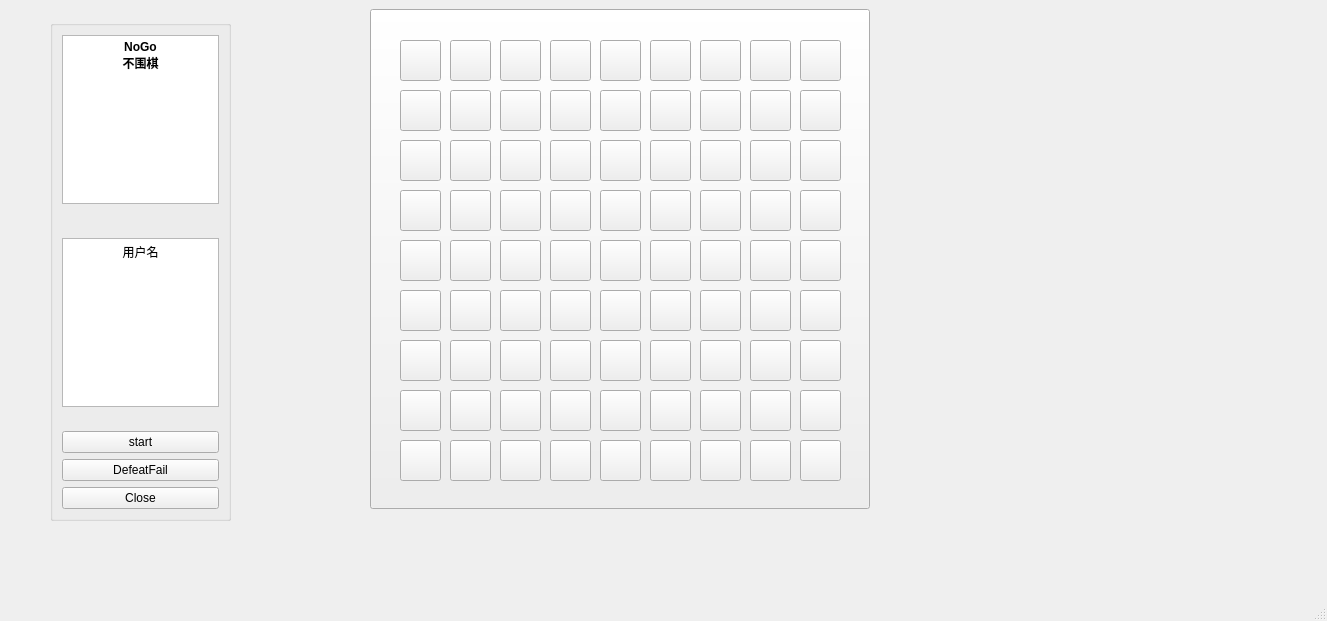
Qt form mainwindow.ui (Liyh04/2205) before a commit.
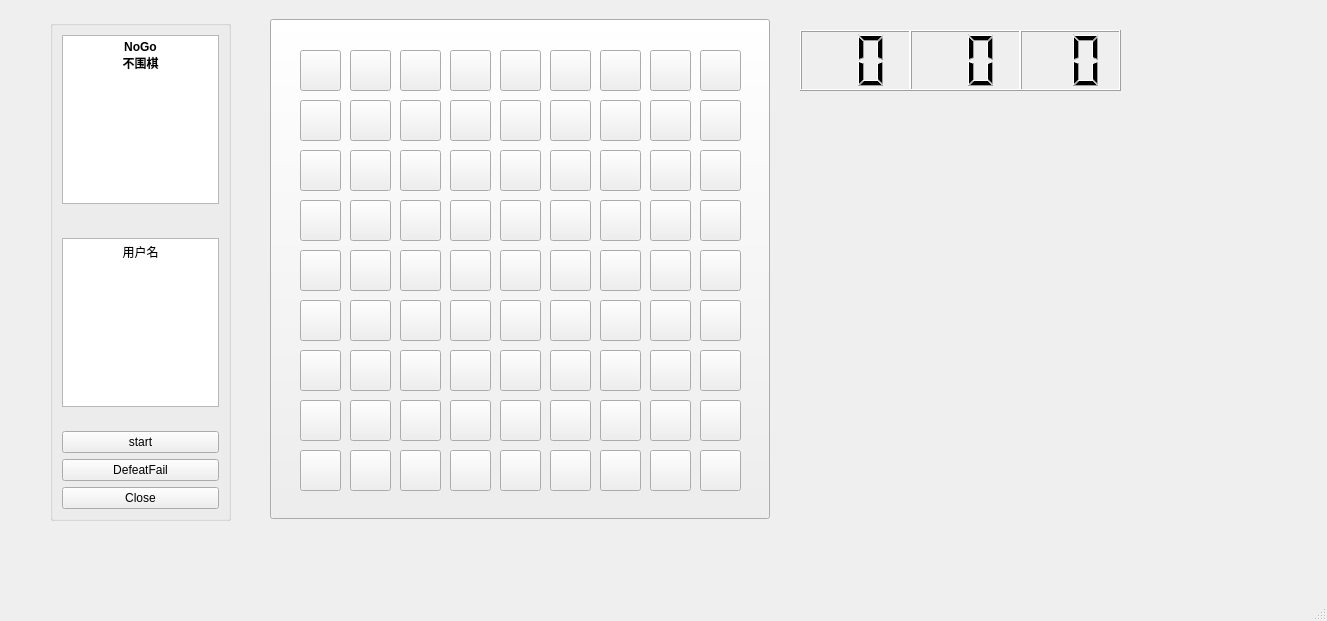
The same form after that commit. Icons and pictures are not drawn.

```diff
--- a/mainwindow.ui
+++ b/mainwindow.ui
@@ -17,8 +17,8 @@
    <widget class="QPushButton" name="qipan">
     <property name="geometry">
      <rect>
-      <x>370</x>
-      <y>9</y>
+      <x>270</x>
+      <y>19</y>
       <width>500</width>
       <height>500</height>
      </rect>
@@ -33,8 +33,8 @@
    <widget class="QPushButton" name="A1">
     <property name="geometry">
      <rect>
-      <x>400</x>
-      <y>40</y>
+      <x>300</x>
+      <y>50</y>
       <width>41</width>
       <height>41</height>
      </rect>
@@ -58,8 +58,8 @@
    <widget class="QPushButton" name="A2">
     <property name="geometry">
      <rect>
-      <x>450</x>
-      <y>40</y>
+      <x>350</x>
+      <y>50</y>
       <width>41</width>
       <height>41</height>
      </rect>
@@ -74,8 +74,8 @@
    <widget class="QPushButton" name="A3">
     <property name="geometry">
      <rect>
-      <x>500</x>
-      <y>40</y>
+      <x>400</x>
+      <y>50</y>
       <width>41</width>
       <height>41</height>
      </rect>
@@ -90,8 +90,8 @@
    <widget class="QPushButton" name="A4">
     <property name="geometry">
      <rect>
-      <x>550</x>
-      <y>40</y>
+      <x>450</x>
+      <y>50</y>
       <width>41</width>
       <height>41</height>
      </rect>
@@ -106,8 +106,8 @@
    <widget class="QPushButton" name="A5">
     <property name="geometry">
      <rect>
-      <x>600</x>
-      <y>40</y>
+      <x>500</x>
+      <y>50</y>
       <width>41</width>
       <height>41</height>
      </rect>
@@ -122,8 +122,8 @@
    <widget class="QPushButton" name="A6">
     <property name="geometry">
      <rect>
-      <x>650</x>
-      <y>40</y>
+      <x>550</x>
+      <y>50</y>
       <width>41</width>
       <height>41</height>
      </rect>
@@ -138,8 +138,8 @@
    <widget class="QPushButton" name="A7">
     <property name="geometry">
      <rect>
-      <x>700</x>
-      <y>40</y>
+      <x>600</x>
+      <y>50</y>
       <width>41</width>
       <height>41</height>
      </rect>
@@ -154,8 +154,8 @@
    <widget class="QPushButton" name="A8">
     <property name="geometry">
      <rect>
-      <x>750</x>
-      <y>40</y>
+      <x>650</x>
+      <y>50</y>
       <width>41</width>
       <height>41</height>
      </rect>
@@ -170,8 +170,8 @@
    <widget class="QPushButton" name="A9">
     <property name="geometry">
      <rect>
-      <x>800</x>
-      <y>40</y>
+      <x>700</x>
+      <y>50</y>
       <width>41</width>
       <height>41</height>
      </rect>
@@ -186,8 +186,8 @@
    <widget class="QPushButton" name="B1">
     <property name="geometry">
      <rect>
-      <x>400</x>
-      <y>90</y>
+      <x>300</x>
+      <y>100</y>
       <width>41</width>
       <height>41</height>
      </rect>
@@ -202,8 +202,8 @@
    <widget class="QPushButton" name="B2">
     <property name="geometry">
      <rect>
-      <x>450</x>
-      <y>90</y>
+      <x>350</x>
+      <y>100</y>
       <width>41</width>
       <height>41</height>
      </rect>
@@ -218,8 +218,8 @@
    <widget class="QPushButton" name="B3">
     <property name="geometry">
      <rect>
-      <x>500</x>
-      <y>90</y>
+      <x>400</x>
+      <y>100</y>
       <width>41</width>
       <height>41</height>
      </rect>
@@ -234,8 +234,8 @@
    <widget class="QPushButton" name="B4">
     <property name="geometry">
      <rect>
-      <x>550</x>
-      <y>90</y>
+      <x>450</x>
+      <y>100</y>
       <width>41</width>
       <height>41</height>
      </rect>
@@ -250,8 +250,8 @@
    <widget class="QPushButton" name="B5">
     <property name="geometry">
      <rect>
-      <x>600</x>
-      <y>90</y>
+      <x>500</x>
+      <y>100</y>
       <width>41</width>
       <height>41</height>
      </rect>
@@ -266,8 +266,8 @@
    <widget class="QPushButton" name="B6">
     <property name="geometry">
      <rect>
-      <x>650</x>
-      <y>90</y>
+      <x>550</x>
+      <y>100</y>
       <width>41</width>
       <height>41</height>
      </rect>
@@ -282,8 +282,8 @@
    <widget class="QPushButton" name="B7">
     <property name="geometry">
      <rect>
-      <x>700</x>
-      <y>90</y>
+      <x>600</x>
+      <y>100</y>
       <width>41</width>
       <height>41</height>
      </rect>
@@ -298,8 +298,8 @@
    <widget class="QPushButton" name="B8">
     <property name="geometry">
      <rect>
-      <x>750</x>
-      <y>90</y>
+      <x>650</x>
+      <y>100</y>
       <width>41</width>
       <height>41</height>
      </rect>
@@ -314,8 +314,8 @@
    <widget class="QPushButton" name="B9">
     <property name="geometry">
      <rect>
-      <x>800</x>
-      <y>90</y>
+      <x>700</x>
+      <y>100</y>
       <width>41</width>
       <height>41</height>
      </rect>
@@ -330,8 +330,8 @@
    <widget class="QPushButton" name="C1">
     <property name="geometry">
      <rect>
-      <x>400</x>
-      <y>140</y>
+      <x>300</x>
+      <y>150</y>
       <width>41</width>
       <height>41</height>
      </rect>
@@ -346,8 +346,8 @@
    <widget class="QPushButton" name="C2">
     <property name="geometry">
      <rect>
-      <x>450</x>
-      <y>140</y>
+      <x>350</x>
+      <y>150</y>
       <width>41</width>
       <height>41</height>
      </rect>
@@ -362,8 +362,8 @@
    <widget class="QPushButton" name="C3">
     <property name="geometry">
      <rect>
-      <x>500</x>
-      <y>140</y>
+      <x>400</x>
+      <y>150</y>
       <width>41</width>
       <height>41</height>
      </rect>
@@ -378,8 +378,8 @@
    <widget class="QPushButton" name="C4">
     <property name="geometry">
      <rect>
-      <x>550</x>
-      <y>140</y>
+      <x>450</x>
+      <y>150</y>
       <width>41</width>
       <height>41</height>
      </rect>
@@ -394,8 +394,8 @@
    <widget class="QPushButton" name="C5">
     <property name="geometry">
      <rect>
-      <x>600</x>
-      <y>140</y>
+      <x>500</x>
+      <y>150</y>
       <width>41</width>
       <height>41</height>
      </rect>
@@ -410,8 +410,8 @@
    <widget class="QPushButton" name="C6">
     <property name="geometry">
      <rect>
-      <x>650</x>
-      <y>140</y>
+      <x>550</x>
+      <y>150</y>
       <width>41</width>
       <height>41</height>
      </rect>
@@ -426,8 +426,8 @@
    <widget class="QPushButton" name="C7">
     <property name="geometry">
      <rect>
-      <x>700</x>
-      <y>140</y>
+      <x>600</x>
+      <y>150</y>
       <width>41</width>
       <height>41</height>
      </rect>
@@ -442,8 +442,8 @@
    <widget class="QPushButton" name="C8">
     <property name="geometry">
      <rect>
-      <x>750</x>
-      <y>140</y>
+      <x>650</x>
+      <y>150</y>
       <width>41</width>
       <height>41</height>
      </rect>
@@ -458,8 +458,8 @@
    <widget class="QPushButton" name="C9">
     <property name="geometry">
      <rect>
-      <x>800</x>
-      <y>140</y>
+      <x>700</x>
+      <y>150</y>
       <width>41</width>
       <height>41</height>
      </rect>
@@ -474,8 +474,8 @@
    <widget class="QPushButton" name="D1">
     <property name="geometry">
      <rect>
-      <x>400</x>
-      <y>190</y>
+      <x>300</x>
+      <y>200</y>
       <width>41</width>
       <height>41</height>
      </rect>
@@ -490,8 +490,8 @@
    <widget class="QPushButton" name="D2">
     <property name="geometry">
      <rect>
-      <x>450</x>
-      <y>190</y>
+      <x>350</x>
+      <y>200</y>
       <width>41</width>
       <height>41</height>
      </rect>
@@ -506,8 +506,8 @@
    <widget class="QPushButton" name="D3">
     <property name="geometry">
      <rect>
-      <x>500</x>
-      <y>190</y>
+      <x>400</x>
+      <y>200</y>
       <width>41</width>
       <height>41</height>
      </rect>
@@ -522,8 +522,8 @@
    <widget class="QPushButton" name="D4">
     <property name="geometry">
      <rect>
-      <x>550</x>
-      <y>190</y>
+      <x>450</x>
+      <y>200</y>
       <width>41</width>
       <height>41</height>
      </rect>
@@ -538,8 +538,8 @@
    <widget class="QPushButton" name="D5">
     <property name="geometry">
      <rect>
-      <x>600</x>
-      <y>190</y>
+      <x>500</x>
+      <y>200</y>
       <width>41</width>
       <height>41</height>
      </rect>
@@ -554,8 +554,8 @@
    <widget class="QPushButton" name="D6">
     <property name="geometry">
      <rect>
-      <x>650</x>
-      <y>190</y>
+      <x>550</x>
+      <y>200</y>
       <width>41</width>
       <height>41</height>
      </rect>
@@ -570,8 +570,8 @@
    <widget class="QPushButton" name="D7">
     <property name="geometry">
      <rect>
-      <x>700</x>
-      <y>190</y>
+      <x>600</x>
+      <y>200</y>
       <width>41</width>
       <height>41</height>
      </rect>
@@ -586,8 +586,8 @@
    <widget class="QPushButton" name="D8">
     <property name="geometry">
      <rect>
-      <x>750</x>
-      <y>190</y>
+      <x>650</x>
+      <y>200</y>
       <width>41</width>
       <height>41</height>
      </rect>
@@ -602,8 +602,8 @@
    <widget class="QPushButton" name="D9">
     <property name="geometry">
      <rect>
-      <x>800</x>
-      <y>190</y>
+      <x>700</x>
+      <y>200</y>
       <width>41</width>
       <height>41</height>
      </rect>
@@ -618,8 +618,8 @@
    <widget class="QPushButton" name="E1">
     <property name="geometry">
      <rect>
-      <x>400</x>
-      <y>240</y>
+      <x>300</x>
+      <y>250</y>
       <width>41</width>
       <height>41</height>
      </rect>
@@ -634,8 +634,8 @@
    <widget class="QPushButton" name="E2">
     <property name="geometry">
      <rect>
-      <x>450</x>
-      <y>240</y>
+      <x>350</x>
+      <y>250</y>
       <width>41</width>
       <height>41</height>
      </rect>
@@ -650,8 +650,8 @@
    <widget class="QPushButton" name="E3">
     <property name="geometry">
      <rect>
-      <x>500</x>
-      <y>240</y>
+      <x>400</x>
+      <y>250</y>
       <width>41</width>
       <height>41</height>
      </rect>
@@ -666,8 +666,8 @@
    <widget class="QPushButton" name="E4">
     <property name="geometry">
      <rect>
-      <x>550</x>
-      <y>240</y>
+      <x>450</x>
+      <y>250</y>
       <width>41</width>
       <height>41</height>
      </rect>
@@ -682,8 +682,8 @@
    <widget class="QPushButton" name="E5">
     <property name="geometry">
      <rect>
-      <x>600</x>
-      <y>240</y>
+      <x>500</x>
+      <y>250</y>
       <width>41</width>
       <height>41</height>
      </rect>
@@ -698,8 +698,8 @@
    <widget class="QPushButton" name="E6">
     <property name="geometry">
      <rect>
-      <x>650</x>
-      <y>240</y>
+      <x>550</x>
+      <y>250</y>
       <width>41</width>
       <height>41</height>
      </rect>
@@ -714,8 +714,8 @@
    <widget class="QPushButton" name="E7">
     <property name="geometry">
      <rect>
-      <x>700</x>
-      <y>240</y>
+      <x>600</x>
+      <y>250</y>
       <width>41</width>
       <height>41</height>
      </rect>
@@ -730,8 +730,8 @@
    <widget class="QPushButton" name="E8">
     <property name="geometry">
      <rect>
-      <x>750</x>
-      <y>240</y>
+      <x>650</x>
+      <y>250</y>
       <width>41</width>
       <height>41</height>
      </rect>
@@ -746,8 +746,8 @@
    <widget class="QPushButton" name="E9">
     <property name="geometry">
      <rect>
-      <x>800</x>
-      <y>240</y>
+      <x>700</x>
+      <y>250</y>
       <width>41</width>
       <height>41</height>
      </rect>
@@ -762,8 +762,8 @@
    <widget class="QPushButton" name="F1">
     <property name="geometry">
      <rect>
-      <x>400</x>
-      <y>290</y>
+      <x>300</x>
+      <y>300</y>
       <width>41</width>
       <height>41</height>
      </rect>
@@ -778,8 +778,8 @@
    <widget class="QPushButton" name="F2">
     <property name="geometry">
      <rect>
-      <x>450</x>
-      <y>290</y>
+      <x>350</x>
+      <y>300</y>
       <width>41</width>
       <height>41</height>
      </rect>
@@ -794,8 +794,8 @@
    <widget class="QPushButton" name="F3">
     <property name="geometry">
      <rect>
-      <x>500</x>
-      <y>290</y>
+      <x>400</x>
+      <y>300</y>
       <width>41</width>
       <height>41</height>
      </rect>
@@ -810,8 +810,8 @@
    <widget class="QPushButton" name="F4">
     <property name="geometry">
      <rect>
-      <x>550</x>
-      <y>290</y>
+      <x>450</x>
+      <y>300</y>
       <width>41</width>
       <height>41</height>
      </rect>
@@ -826,8 +826,8 @@
    <widget class="QPushButton" name="F5">
     <property name="geometry">
      <rect>
-      <x>600</x>
-      <y>290</y>
+      <x>500</x>
+      <y>300</y>
       <width>41</width>
       <height>41</height>
      </rect>
@@ -842,8 +842,8 @@
    <widget class="QPushButton" name="F6">
     <property name="geometry">
      <rect>
-      <x>650</x>
-      <y>290</y>
+      <x>550</x>
+      <y>300</y>
       <width>41</width>
       <height>41</height>
      </rect>
@@ -858,8 +858,8 @@
    <widget class="QPushButton" name="F7">
     <property name="geometry">
      <rect>
-      <x>700</x>
-      <y>290</y>
+      <x>600</x>
+      <y>300</y>
       <width>41</width>
       <height>41</height>
      </rect>
@@ -874,8 +874,8 @@
    <widget class="QPushButton" name="F8">
     <property name="geometry">
      <rect>
-      <x>750</x>
-      <y>290</y>
+      <x>650</x>
+      <y>300</y>
       <width>41</width>
       <height>41</height>
      </rect>
@@ -890,8 +890,8 @@
    <widget class="QPushButton" name="F9">
     <property name="geometry">
      <rect>
-      <x>800</x>
-      <y>290</y>
+      <x>700</x>
+      <y>300</y>
       <width>41</width>
       <height>41</height>
      </rect>
@@ -906,8 +906,8 @@
    <widget class="QPushButton" name="G1">
     <property name="geometry">
      <rect>
-      <x>400</x>
-      <y>340</y>
+      <x>300</x>
+      <y>350</y>
       <width>41</width>
       <height>41</height>
      </rect>
@@ -922,8 +922,8 @@
    <widget class="QPushButton" name="G2">
     <property name="geometry">
      <rect>
-      <x>450</x>
-      <y>340</y>
+      <x>350</x>
+      <y>350</y>
       <width>41</width>
       <height>41</height>
      </rect>
@@ -938,8 +938,8 @@
    <widget class="QPushButton" name="G3">
     <property name="geometry">
      <rect>
-      <x>500</x>
-      <y>340</y>
+      <x>400</x>
+      <y>350</y>
       <width>41</width>
       <height>41</height>
      </rect>
@@ -954,8 +954,8 @@
    <widget class="QPushButton" name="G4">
     <property name="geometry">
      <rect>
-      <x>550</x>
-      <y>340</y>
+      <x>450</x>
+      <y>350</y>
       <width>41</width>
       <height>41</height>
      </rect>
@@ -970,8 +970,8 @@
    <widget class="QPushButton" name="G5">
     <property name="geometry">
      <rect>
-      <x>600</x>
-      <y>340</y>
+      <x>500</x>
+      <y>350</y>
       <width>41</width>
       <height>41</height>
      </rect>
@@ -986,8 +986,8 @@
    <widget class="QPushButton" name="G6">
     <property name="geometry">
      <rect>
-      <x>650</x>
-      <y>340</y>
+      <x>550</x>
+      <y>350</y>
       <width>41</width>
       <height>41</height>
      </rect>
@@ -1002,8 +1002,8 @@
    <widget class="QPushButton" name="G7">
     <property name="geometry">
      <rect>
-      <x>700</x>
-      <y>340</y>
+      <x>600</x>
+      <y>350</y>
       <width>41</width>
       <height>41</height>
      </rect>
@@ -1018,8 +1018,8 @@
    <widget class="QPushButton" name="G8">
     <property name="geometry">
      <rect>
-      <x>750</x>
-      <y>340</y>
+      <x>650</x>
+      <y>350</y>
       <width>41</width>
       <height>41</height>
      </rect>
@@ -1034,8 +1034,8 @@
    <widget class="QPushButton" name="G9">
     <property name="geometry">
      <rect>
-      <x>800</x>
-      <y>340</y>
+      <x>700</x>
+      <y>350</y>
       <width>41</width>
       <height>41</height>
      </rect>
@@ -1050,8 +1050,8 @@
    <widget class="QPushButton" name="H1">
     <property name="geometry">
      <rect>
-      <x>400</x>
-      <y>390</y>
+      <x>300</x>
+      <y>400</y>
       <width>41</width>
       <height>41</height>
      </rect>
@@ -1066,8 +1066,8 @@
    <widget class="QPushButton" name="H2">
     <property name="geometry">
      <rect>
-      <x>450</x>
-      <y>390</y>
+      <x>350</x>
+      <y>400</y>
       <width>41</width>
       <height>41</height>
      </rect>
@@ -1082,8 +1082,8 @@
    <widget class="QPushButton" name="H3">
     <property name="geometry">
      <rect>
-      <x>500</x>
-      <y>390</y>
+      <x>400</x>
+      <y>400</y>
       <width>41</width>
       <height>41</height>
      </rect>
@@ -1098,8 +1098,8 @@
    <widget class="QPushButton" name="H4">
     <property name="geometry">
      <rect>
-      <x>550</x>
-      <y>390</y>
+      <x>450</x>
+      <y>400</y>
       <width>41</width>
       <height>41</height>
      </rect>
@@ -1114,8 +1114,8 @@
    <widget class="QPushButton" name="H5">
     <property name="geometry">
      <rect>
-      <x>600</x>
-      <y>390</y>
+      <x>500</x>
+      <y>400</y>
       <width>41</width>
       <height>41</height>
      </rect>
@@ -1130,8 +1130,8 @@
    <widget class="QPushButton" name="H6">
     <property name="geometry">
      <rect>
-      <x>650</x>
-      <y>390</y>
+      <x>550</x>
+      <y>400</y>
       <width>41</width>
       <height>41</height>
      </rect>
@@ -1146,8 +1146,8 @@
    <widget class="QPushButton" name="H7">
     <property name="geometry">
      <rect>
-      <x>700</x>
-      <y>390</y>
+      <x>600</x>
+      <y>400</y>
       <width>41</width>
       <height>41</height>
      </rect>
@@ -1162,8 +1162,8 @@
    <widget class="QPushButton" name="H8">
     <property name="geometry">
      <rect>
-      <x>750</x>
-      <y>390</y>
+      <x>650</x>
+      <y>400</y>
       <width>41</width>
       <height>41</height>
      </rect>
@@ -1178,8 +1178,8 @@
    <widget class="QPushButton" name="H9">
     <property name="geometry">
      <rect>
-      <x>800</x>
-      <y>390</y>
+      <x>700</x>
+      <y>400</y>
       <width>41</width>
       <height>41</height>
      </rect>
@@ -1194,8 +1194,8 @@
    <widget class="QPushButton" name="I1">
     <property name="geometry">
      <rect>
-      <x>400</x>
-      <y>440</y>
+      <x>300</x>
+      <y>450</y>
       <width>41</width>
       <height>41</height>
      </rect>
@@ -1210,8 +1210,8 @@
    <widget class="QPushButton" name="I2">
     <property name="geometry">
      <rect>
-      <x>450</x>
-      <y>440</y>
+      <x>350</x>
+      <y>450</y>
       <width>41</width>
       <height>41</height>
      </rect>
@@ -1226,8 +1226,8 @@
    <widget class="QPushButton" name="I3">
     <property name="geometry">
      <rect>
-      <x>500</x>
-      <y>440</y>
+      <x>400</x>
+      <y>450</y>
       <width>41</width>
       <height>41</height>
      </rect>
@@ -1242,8 +1242,8 @@
    <widget class="QPushButton" name="I4">
     <property name="geometry">
      <rect>
-      <x>550</x>
-      <y>440</y>
+      <x>450</x>
+      <y>450</y>
       <width>41</width>
       <height>41</height>
      </rect>
@@ -1258,8 +1258,8 @@
    <widget class="QPushButton" name="I5">
     <property name="geometry">
      <rect>
-      <x>600</x>
-      <y>440</y>
+      <x>500</x>
+      <y>450</y>
       <width>41</width>
       <height>41</height>
      </rect>
@@ -1274,8 +1274,8 @@
    <widget class="QPushButton" name="I6">
     <property name="geometry">
      <rect>
-      <x>650</x>
-      <y>440</y>
+      <x>550</x>
+      <y>450</y>
       <width>41</width>
       <height>41</height>
      </rect>
@@ -1290,8 +1290,8 @@
    <widget class="QPushButton" name="I7">
     <property name="geometry">
      <rect>
-      <x>700</x>
-      <y>440</y>
+      <x>600</x>
+      <y>450</y>
       <width>41</width>
       <height>41</height>
      </rect>
@@ -1306,8 +1306,8 @@
    <widget class="QPushButton" name="I8">
     <property name="geometry">
      <rect>
-      <x>750</x>
-      <y>440</y>
+      <x>650</x>
+      <y>450</y>
       <width>41</width>
       <height>41</height>
      </rect>
@@ -1322,8 +1322,8 @@
    <widget class="QPushButton" name="I9">
     <property name="geometry">
      <rect>
-      <x>800</x>
-      <y>440</y>
+      <x>700</x>
+      <y>450</y>
       <width>41</width>
       <height>41</height>
      </rect>
@@ -1453,6 +1453,48 @@
      </item>
     </layout>
    </widget>
+   <widget class="QLCDNumber" name="lcdNumber">
+    <property name="geometry">
+     <rect>
+      <x>800</x>
+      <y>30</y>
+      <width>111</width>
+      <height>61</height>
+     </rect>
+    </property>
+    <property name="smallDecimalPoint">
+     <bool>false</bool>
+    </property>
+    <property name="digitCount">
+     <number>2</number>
+    </property>
+   </widget>
+   <widget class="QLCDNumber" name="lcdNumber_2">
+    <property name="geometry">
+     <rect>
+      <x>910</x>
+      <y>30</y>
+      <width>111</width>
+      <height>61</height>
+     </rect>
+    </property>
+    <property name="digitCount">
+     <number>2</number>
+    </property>
+   </widget>
+   <widget class="QLCDNumber" name="lcdNumber_3">
+    <property name="geometry">
+     <rect>
+      <x>1020</x>
+      <y>30</y>
+      <width>101</width>
+      <height>61</height>
+     </rect>
+    </property>
+    <property name="digitCount">
+     <number>2</number>
+    </property>
+   </widget>
   </widget>
   <widget class="QStatusBar" name="statusbar"/>
  </widget>
```
